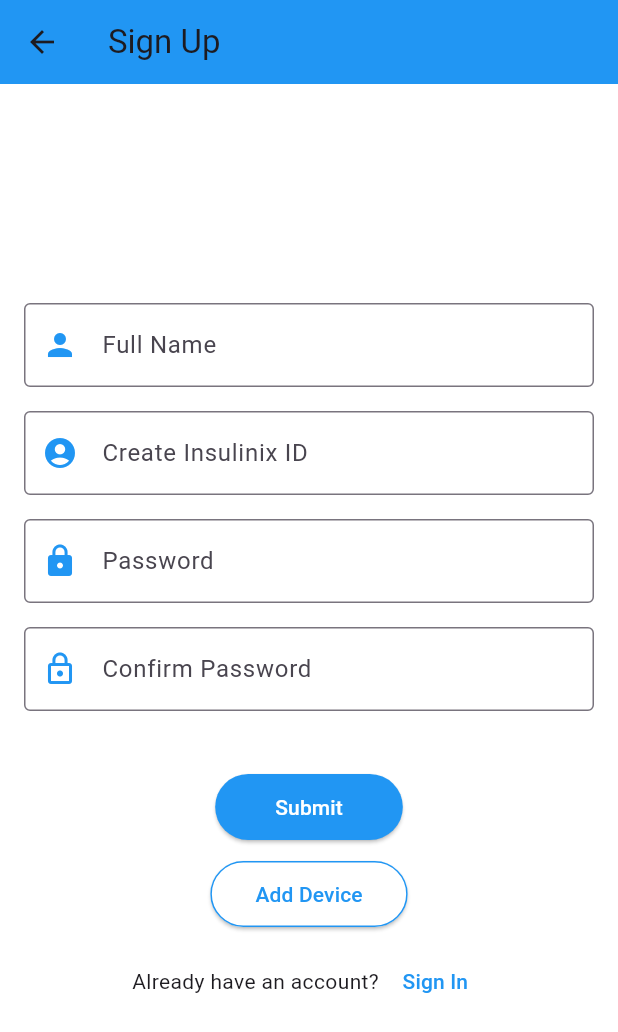
After one commit to babab0uille/SmartInsulinApp, a Flutter app: the screen it shows after launch, after a tap on "Sign In", after a tap on "Sign Up", on a phone screen of 412 x 824 dp. The commit adds this screen. Shown: the top 1032 px of the screen. Run offline on Flutter 3.47's test engine with Material 3 defaults, Android fonts, the phone set to English and light mode, and no system bars; our stand-ins replace firebase_auth, firebase_core; accounts and stored records are empty.

Commit message:
Backup before recreating Android folder

```diff
--- /dev/null
+++ b/lib/login_screen.dart
@@ -0,0 +1,123 @@
+import 'package:flutter/material.dart';
+import 'package:firebase_auth/firebase_auth.dart';
+
+class LoginScreen extends StatefulWidget {
+  @override
+  _LoginScreenState createState() => _LoginScreenState();
+}
+
+class _LoginScreenState extends State<LoginScreen> {
+  final _formKey = GlobalKey<FormState>();
+  final TextEditingController _idController = TextEditingController();
+  final TextEditingController _passwordController = TextEditingController();
+  String? _errorMessage;
+
+  Future<void> _signIn() async {
+    setState(() {
+      _errorMessage = null; // Clear previous errors
+    });
+
+    try {
+      await FirebaseAuth.instance.signInWithEmailAndPassword(
+        email: _idController.text.trim(),  // Treat Insulinix ID as email
+        password: _passwordController.text.trim(),
+      );
+
+      // If successful, navigate to dashboard
+      Navigator.pushReplacementNamed(context, '/dashboard');
+    } catch (e) {
+      setState(() {
+        _errorMessage = "Invalid Insulinix ID or password.";
+      });
+    }
+  }
+
+  @override
+  Widget build(BuildContext context) {
+    return Scaffold(
+      backgroundColor: Colors.white,
+      appBar: AppBar(
+        title: Text("Sign In"),
+        backgroundColor: Colors.blue,
+      ),
+      body: Padding(
+        padding: EdgeInsets.all(16.0),
+        child: Form(
+          key: _formKey,
+          child: Column(
+            mainAxisAlignment: MainAxisAlignment.center,
+            children: [
+              // Insulinix ID Field
+              TextFormField(
+                controller: _idController,
+                decoration: InputDecoration(
+                  labelText: "Insulinix ID",
+                  border: OutlineInputBorder(),
+                  prefixIcon: Icon(Icons.person, color: Colors.blue),
+                ),
+                validator: (value) {
+                  if (value == null || value.isEmpty) return "Enter Insulinix ID";
+                  return null;
+                },
+              ),
+              SizedBox(height: 16),
+
+              // Password Field
+              TextFormField(
+                controller: _passwordController,
+                obscureText: true,
+                decoration: InputDecoration(
+                  labelText: "Password",
+                  border: OutlineInputBorder(),
+                  prefixIcon: Icon(Icons.lock, color: Colors.blue),
+                ),
+                validator: (value) {
+                  if (value == null || value.isEmpty) return "Enter password";
+                  return null;
+                },
+              ),
+              SizedBox(height: 10),
+
+              // Error Message
+              if (_errorMessage != null)
+                Text(_errorMessage!,
+                    style: TextStyle(color: Colors.red, fontSize: 14)),
+
+              SizedBox(height: 20),
+
+              // Sign In Button
+              ElevatedButton(
+                style: ElevatedButton.styleFrom(
+                  backgroundColor: Colors.blue,
+                  padding: EdgeInsets.symmetric(horizontal: 40, vertical: 12),
+                ),
+                onPressed: () {
+                  if (_formKey.currentState!.validate()) {
+                    _signIn();
+                  }
+                },
+                child: Text("Sign In", style: TextStyle(color: Colors.white)),
+              ),
+
+              SizedBox(height: 10),
+
+              // Don't Have an Account? Sign Up
+              Row(
+                mainAxisAlignment: MainAxisAlignment.center,
+                children: [
+                  Text("Don't have an account? "),
+                  TextButton(
+                    onPressed: () {
+                      Navigator.pushNamed(context, '/signup');
+                    },
+                    child: Text("Sign Up", style: TextStyle(color: Colors.blue)),
+                  ),
+                ],
+              ),
+            ],
+          ),
+        ),
+      ),
+    );
+  }
+}
--- a/lib/main.dart
+++ b/lib/main.dart
@@ -1,7 +1,8 @@
 import 'package:flutter/material.dart';
 import 'package:firebase_core/firebase_core.dart';
-import 'signin_screen.dart';  // Import the sign-in screen
-import 'home_page.dart';  // Import the home screen (dashboard)
+import 'login_screen.dart';  // Import the new login screen
+import 'home_page.dart';  // Import the home screen
+import 'signup_screen.dart';
 
 void main() async {
   WidgetsFlutterBinding.ensureInitialized();
@@ -22,9 +23,10 @@
         brightness: Brightness.dark,
       ),
       themeMode: ThemeMode.system,
-      home: SignInScreen(), // Start with Sign-In screen
+      home: LoginScreen(), // Start with Login screen
       routes: {
-        '/dashboard': (context) => HomePage(), // Navigate to Dashboard/Home
+        '/dashboard': (context) => HomePage(), // Navigate to Dashboard
+        '/signup': (context) => SignUpScreen(), // Navigate to Sign Up
       },
     );
   }
--- /dev/null
+++ b/lib/signup_screen.dart
@@ -0,0 +1,181 @@
+import 'package:flutter/material.dart';
+import 'package:firebase_auth/firebase_auth.dart';
+
+class SignUpScreen extends StatefulWidget {
+  @override
+  _SignUpScreenState createState() => _SignUpScreenState();
+}
+
+class _SignUpScreenState extends State<SignUpScreen> {
+  final _formKey = GlobalKey<FormState>();
+  final TextEditingController _nameController = TextEditingController();
+  final TextEditingController _idController = TextEditingController();  // Insulinix ID
+  final TextEditingController _passwordController = TextEditingController();
+  final TextEditingController _confirmPasswordController = TextEditingController();
+  String? _errorMessage;
+
+  Future<void> _signUp() async {
+    setState(() {
+      _errorMessage = null; // Clear any previous errors
+    });
+
+    if (_passwordController.text.trim() != _confirmPasswordController.text.trim()) {
+      setState(() {
+        _errorMessage = "Passwords do not match.";
+      });
+      return;
+    }
+
+    try {
+      await FirebaseAuth.instance.createUserWithEmailAndPassword(
+        email: _idController.text.trim(),  // Treat Insulinix ID as email
+        password: _passwordController.text.trim(),
+      );
+
+      // If successful, navigate to dashboard
+      Navigator.pushReplacementNamed(context, '/dashboard');
+    } catch (e) {
+      setState(() {
+        _errorMessage = "Error creating account: ${e.toString()}";
+      });
+    }
+  }
+
+  @override
+  Widget build(BuildContext context) {
+    return Scaffold(
+      backgroundColor: Colors.white,
+      appBar: AppBar(
+        title: Text("Sign Up"),
+        backgroundColor: Colors.blue,
+      ),
+      body: Padding(
+        padding: EdgeInsets.all(16.0),
+        child: Form(
+          key: _formKey,
+          child: Column(
+            mainAxisAlignment: MainAxisAlignment.center,
+            children: [
+              // Name Field
+              TextFormField(
+                controller: _nameController,
+                decoration: InputDecoration(
+                  labelText: "Full Name",
+                  border: OutlineInputBorder(),
+                  prefixIcon: Icon(Icons.person, color: Colors.blue),
+                ),
+                validator: (value) {
+                  if (value == null || value.isEmpty) return "Enter your full name";
+                  return null;
+                },
+              ),
+              SizedBox(height: 16),
+
+              // Insulinix ID Field
+              TextFormField(
+                controller: _idController,
+                decoration: InputDecoration(
+                  labelText: "Create Insulinix ID",
+                  border: OutlineInputBorder(),
+                  prefixIcon: Icon(Icons.account_circle, color: Colors.blue),
+                ),
+                validator: (value) {
+                  if (value == null || value.isEmpty) return "Enter Insulinix ID";
+                  return null;
+                },
+              ),
+              SizedBox(height: 16),
+
+              // Password Field
+              TextFormField(
+                controller: _passwordController,
+                obscureText: true,
+                decoration: InputDecoration(
+                  labelText: "Password",
+                  border: OutlineInputBorder(),
+                  prefixIcon: Icon(Icons.lock, color: Colors.blue),
+                ),
+                validator: (value) {
+                  if (value == null || value.isEmpty) return "Enter password";
+                  return null;
+                },
+              ),
+              SizedBox(height: 16),
+
+              // Confirm Password Field
+              TextFormField(
+                controller: _confirmPasswordController,
+                obscureText: true,
+                decoration: InputDecoration(
+                  labelText: "Confirm Password",
+                  border: OutlineInputBorder(),
+                  prefixIcon: Icon(Icons.lock_outline, color: Colors.blue),
+                ),
+                validator: (value) {
+                  if (value == null || value.isEmpty) return "Confirm your password";
+                  return null;
+                },
+              ),
+              SizedBox(height: 20),
+
+              // Error Message
+              if (_errorMessage != null)
+                Text(_errorMessage!,
+                    style: TextStyle(color: Colors.red, fontSize: 14)),
+
+              SizedBox(height: 20),
+
+              // Submit Button
+              ElevatedButton(
+                style: ElevatedButton.styleFrom(
+                  backgroundColor: Colors.blue,
+                  padding: EdgeInsets.symmetric(horizontal: 40, vertical: 12),
+                ),
+                onPressed: () {
+                  if (_formKey.currentState!.validate()) {
+                    _signUp();
+                  }
+                },
+                child: Text("Submit", style: TextStyle(color: Colors.white)),
+              ),
+
+              SizedBox(height: 10),
+
+              // Add Device Button
+              ElevatedButton(
+                style: ElevatedButton.styleFrom(
+                  backgroundColor: Colors.white,
+                  side: BorderSide(color: Colors.blue),
+                  padding: EdgeInsets.symmetric(horizontal: 30, vertical: 12),
+                ),
+                onPressed: () {
+                  // TODO: Implement "Add Device" functionality
+                  ScaffoldMessenger.of(context).showSnackBar(
+                    SnackBar(content: Text("Add Device feature coming soon!")),
+                  );
+                },
+                child: Text("Add Device", style: TextStyle(color: Colors.blue)),
+              ),
+
+              SizedBox(height: 10),
+
+              // Already Have an Account? Sign In
+              Row(
+                mainAxisAlignment: MainAxisAlignment.center,
+                children: [
+                  Text("Already have an account? "),
+                  TextButton(
+                    onPressed: () {
+                      Navigator.pop(context); // Go back to Sign-In
+                    },
+                    child: Text("Sign In", style: TextStyle(color: Colors.blue)),
+                  ),
+                ],
+              ),
+            ],
+          ),
+        ),
+      ),
+    );
+  }
+}
```
Also changed, not shown: lib/signin_screen.dart (deleted, +0 -128 lines), 8 other files.
